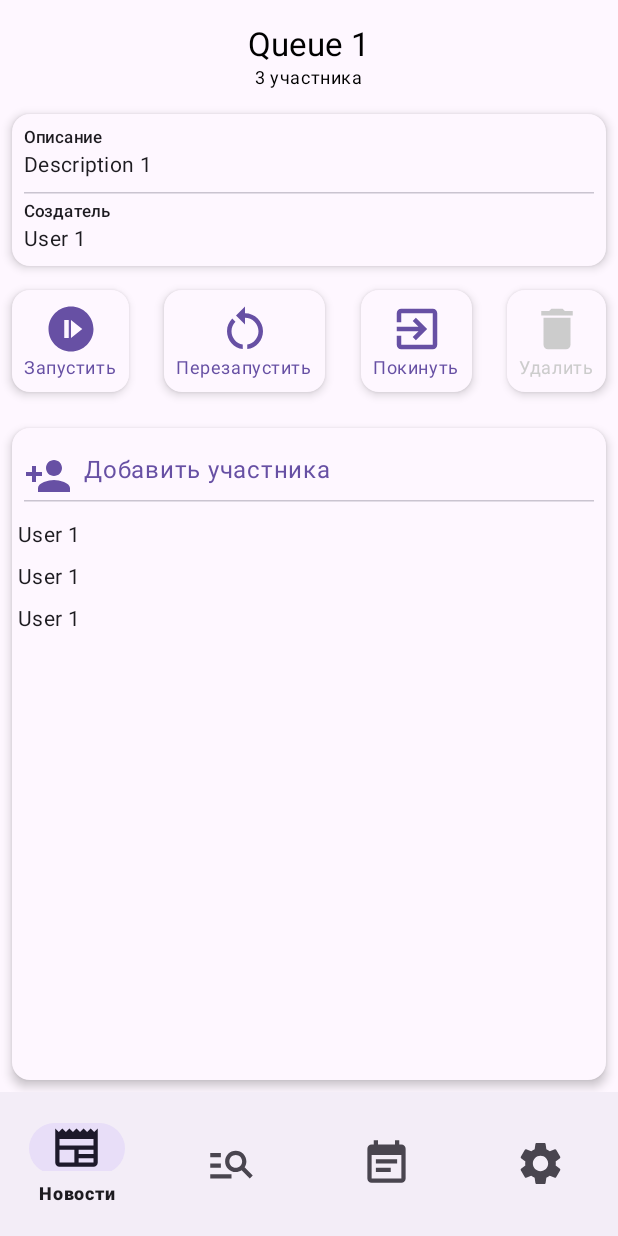
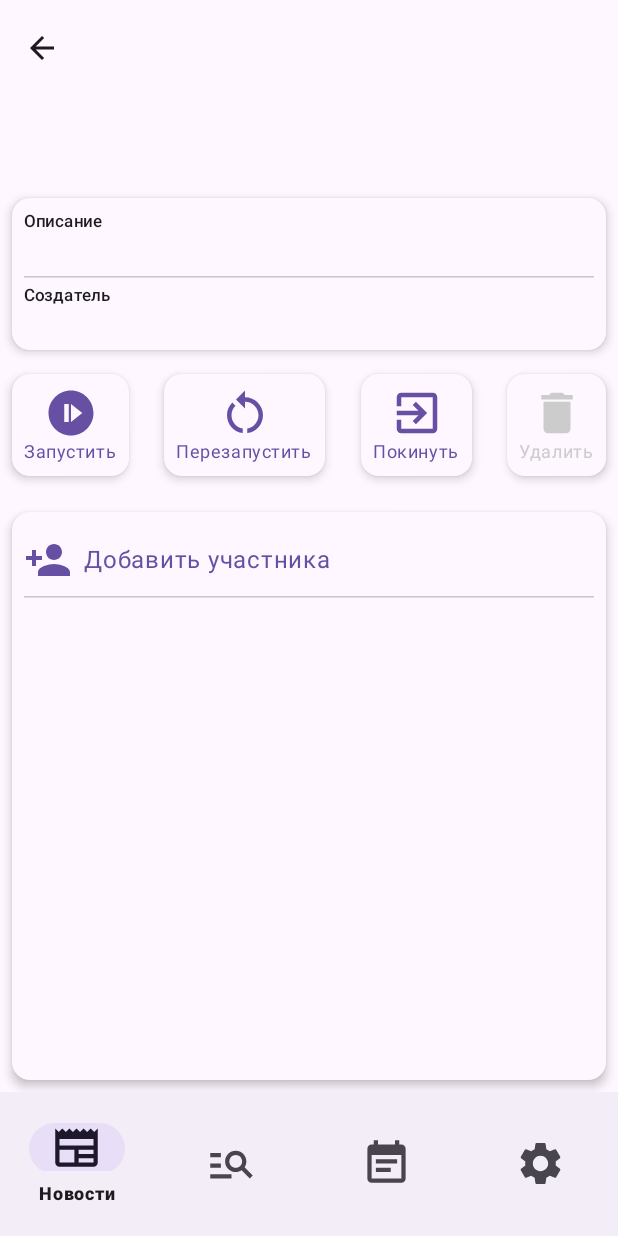
Before and after one commit to igorv8836/Queue, an Android app built with Jetpack Compose: the QueueFragment screen opened through its navigation route, on a phone screen of 412 x 824 dp. Run offline under Robolectric (Android 15) with nearby library versions, the phone set to English and light mode, and no system bars; our stand-ins replace Firebase (no records; nobody signed in at launch, a user with empty details on screens opened directly).

Commit message:
interface of members in queue, downloading their images

```diff
--- a/app/src/main/java/com/example/queue/firebase/FirestoreDB.kt
+++ b/app/src/main/java/com/example/queue/firebase/FirestoreDB.kt
@@ -102,6 +102,7 @@ object FirestoreDB {
         }
     }
 
+
     suspend fun savePhotoPath(fileRef: StorageReference): Result<Unit> = withContext(Dispatchers.IO){
         try {
             val user = hashMapOf("photoPath" to fileRef.path)
--- a/app/src/main/java/com/example/queue/ui/components/ManagingButton.kt
+++ b/app/src/main/java/com/example/queue/ui/components/ManagingButton.kt
@@ -2,11 +2,12 @@ package com.example.queue.ui.components
 
 import androidx.annotation.DrawableRes
 import androidx.compose.animation.animateColorAsState
+import androidx.compose.animation.core.animateDpAsState
+import androidx.compose.animation.core.animateSizeAsState
 import androidx.compose.foundation.clickable
 import androidx.compose.foundation.interaction.MutableInteractionSource
 import androidx.compose.foundation.interaction.PressInteraction
 import androidx.compose.foundation.layout.Column
-import androidx.compose.foundation.layout.RowScope
 import androidx.compose.foundation.layout.padding
 import androidx.compose.foundation.layout.size
 import androidx.compose.foundation.layout.wrapContentSize
@@ -43,6 +44,12 @@ fun ManagingButton(
             else -> MaterialTheme.colorScheme.primary
         }, label = ""
     )
+    val iconSize by animateDpAsState(
+        targetValue = when {
+            isPressed -> 28.dp
+            else -> 36.dp
+        }, label = ""
+    )
 
     LaunchedEffect(interactionSource) {
         interactionSource.interactions.collect { interaction ->
@@ -76,7 +83,7 @@ fun ManagingButton(
                 painter = painterResource(id = iconResource),
                 contentDescription = "icon",
                 tint = backgroundColor,
-                modifier = Modifier.size(36.dp)
+                modifier = Modifier.size(iconSize)
             )
             Text(
                 text = text,
--- a/app/src/main/java/com/example/queue/ui/components/QueueFragmentMainPart.kt
+++ b/app/src/main/java/com/example/queue/ui/components/QueueFragmentMainPart.kt
@@ -27,7 +27,7 @@ fun QueueFragmentMainPart(viewModel: QueueViewModel) {
     val queue by viewModel.queue.collectAsState()
     Column(
         modifier = Modifier
-            .padding(8.dp)
+            .padding(start = 8.dp, end = 8.dp, bottom = 8.dp)
             .wrapContentHeight()
     ) {
         Column(modifier = Modifier.fillMaxWidth()) {
--- a/app/src/main/java/com/example/queue/ui/components/QueueFragmentMembers.kt
+++ b/app/src/main/java/com/example/queue/ui/components/QueueFragmentMembers.kt
@@ -53,7 +53,7 @@ fun QueueFragmentMembers(viewModel: QueueViewModel) {
                     contentDescription = "add person icon",
                     tint = MaterialTheme.colorScheme.primary,
                     modifier = Modifier
-                        .padding(start = 8.dp, top = 16.dp)
+                        .padding(start = 8.dp, top = 16.dp, bottom = 8.dp)
                         .size(32.dp)
                 )
                 Text(
@@ -65,12 +65,15 @@ fun QueueFragmentMembers(viewModel: QueueViewModel) {
                         .align(Alignment.CenterVertically),
                 )
             }
-            HorizontalDivider(modifier = Modifier.padding(start = 8.dp, end = 8.dp, bottom = 8.dp))
+            HorizontalDivider(modifier = Modifier.padding(start = 8.dp, end = 8.dp))
 
             LazyColumn(modifier = Modifier.fillMaxSize()) {
                 queue?.let {
                     items(it.members) { user ->
                         QueueMember(user = user)
+                        HorizontalDivider(
+                            modifier = Modifier.padding(start = 8.dp, end = 8.dp)
+                        )
                     }
                 }
 
--- a/app/src/main/java/com/example/queue/ui/fragments/QueueFragment.kt
+++ b/app/src/main/java/com/example/queue/ui/fragments/QueueFragment.kt
@@ -1,15 +1,31 @@
 package com.example.queue.ui.fragments
 
+import android.annotation.SuppressLint
+import android.content.Context
 import android.os.Bundle
 import android.view.LayoutInflater
 import android.view.View
 import android.view.ViewGroup
 import androidx.compose.foundation.layout.Column
+import androidx.compose.foundation.layout.padding
+import androidx.compose.material.icons.Icons
+import androidx.compose.material.icons.automirrored.filled.ArrowBack
+import androidx.compose.material.icons.filled.ArrowBack
+import androidx.compose.material3.ExperimentalMaterial3Api
+import androidx.compose.material3.Icon
+import androidx.compose.material3.IconButton
+import androidx.compose.material3.Scaffold
+import androidx.compose.material3.Text
+import androidx.compose.material3.TopAppBar
 import androidx.compose.runtime.Composable
+import androidx.compose.ui.Modifier
 import androidx.compose.ui.platform.ComposeView
 import androidx.compose.ui.tooling.preview.Preview
 import androidx.fragment.app.Fragment
 import androidx.lifecycle.ViewModelProvider
+import androidx.navigation.NavController
+import androidx.navigation.findNavController
+import com.example.queue.R
 import com.example.queue.add_classes.Queue
 import com.example.queue.ui.components.QueueFragmentMainPart
 import com.example.queue.ui.components.QueueFragmentMembers
@@ -33,23 +49,44 @@ class QueueFragment : Fragment() {
     ): View? {
         return ComposeView(requireContext()).apply {
             setContent {
-                QueueScreen(viewModel)
+                QueueScreen(viewModel, findNavController())
             }
         }
     }
 }
 
+@OptIn(ExperimentalMaterial3Api::class)
 @Composable
-fun QueueScreen(viewModel: QueueViewModel) {
-    Column {
-        QueueFragmentMainPart(viewModel = viewModel)
-        QueueFragmentMembers(viewModel = viewModel)
+fun QueueScreen(viewModel: QueueViewModel, navController: NavController) {
+    Scaffold(
+        topBar = {
+            TopAppBar(
+                title = {  },
+                navigationIcon = {
+                    IconButton(onClick = {
+                        navController.navigate(R.id.action_to_queuesFragment)
+                    }) {
+                        Icon(
+                            Icons.AutoMirrored.Filled.ArrowBack,
+                            contentDescription = null
+                        )
+                    }
+                }
+            )
+        }
+    ) {
+        Column(modifier = Modifier.padding(it)) {
+            QueueFragmentMainPart(viewModel = viewModel)
+            QueueFragmentMembers(viewModel = viewModel)
+        }
     }
+
 }
 
-@Preview(showBackground = true)
-@Composable
-fun PreviewQueueScreen() {
-    val queueViewModel = QueueViewModel()
-    QueueScreen(queueViewModel)
-}
+//@Preview(showBackground = true)
+//@Composable
+//fun PreviewQueueScreen() {
+//    val queueViewModel = QueueViewModel()
+//    QueueScreen(
+//        queueViewModel
+//}
--- a/app/src/main/java/com/example/queue/viewmodels/QueueViewModel.kt
+++ b/app/src/main/java/com/example/queue/viewmodels/QueueViewModel.kt
@@ -13,20 +13,4 @@ class QueueViewModel: ViewModel() {
     fun setReceivedQueue(queue: Queue){
         _queue.value = queue
     }
-
-    init {
-        _queue.value = Queue(
-            "1",
-            "Queue 1",
-            "Description 1",
-            listOf(
-                Member("1", "User 1", true, "fa", 0),
-                Member("1", "User 1", true, "fa", 0),
-                Member("1", "User 1", true, "fa", 0)
-            ),
-            true,
-            true,
-            Member("1", "User 1", true, "fa", 0)
-        )
-    }
 }
--- a/build.gradle.kts
+++ b/build.gradle.kts
@@ -10,4 +10,5 @@ plugins {
     id("com.android.application") version "8.2.2" apply false
     id("org.jetbrains.kotlin.android") version "1.9.23" apply false
     id("com.google.gms.google-services") version "4.4.1" apply false
+    id("com.google.devtools.ksp") version "1.9.23-1.0.20" apply false
 }
```
Also changed, not shown: app/build.gradle.kts (+14 -3 lines), app/src/main/java/com/example/queue/firebase/QueueFirestoreDB.kt (+8 -1 lines), app/src/main/java/com/example/queue/ui/components/QueueMember.kt (+48 -5 lines), app/src/main/java/com/example/queue/ui/fragments/QueuesFragment.kt (+5 -10 lines).
